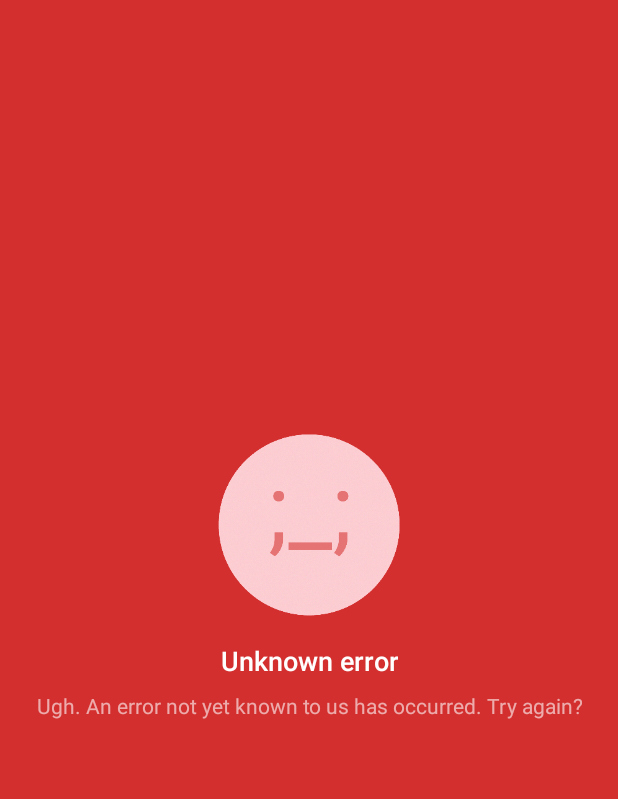
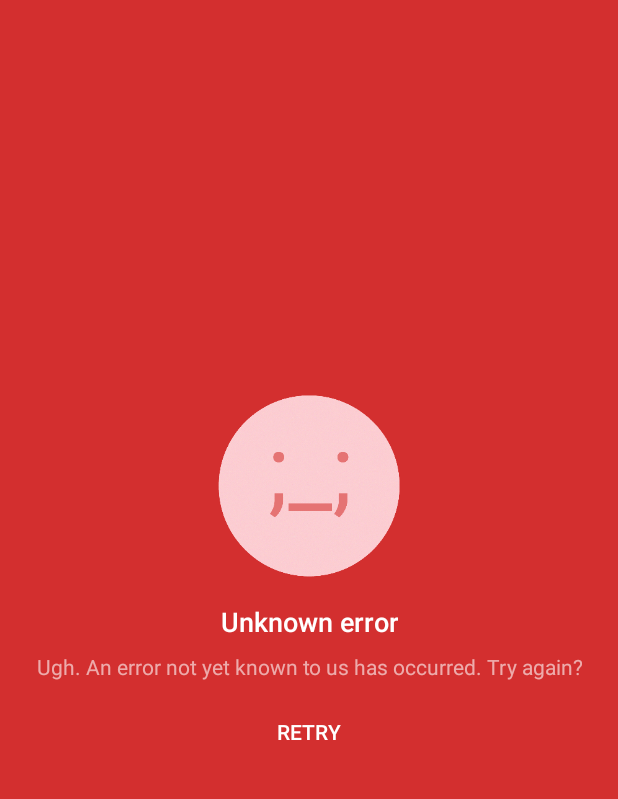
Before and after one commit to xiprox/Dinner-Menu, an Android app: the screen it shows after launch (MainActivity), on a phone screen of 412 x 824 dp, the part 84-883 px from its top. Run offline under Robolectric (Android 15) with nearby library versions, the phone set to English and light mode, and no system bars; 1 statement that could not run was skipped.

Commit message:
Add retry button

```diff
--- a/app/src/main/java/tr/xip/dinnermenu/ui/activity/MainActivity.kt
+++ b/app/src/main/java/tr/xip/dinnermenu/ui/activity/MainActivity.kt
@@ -53,6 +53,9 @@ class MainActivity : AppCompatActivity(), Callback<Menu> {
         date.setOnLongClickListener {
             goToToday()
             true
+        }
+        retry.setOnClickListener {
+            fetchMenu()
         }
         pager.addOnPageChangeListener(object : OnPageChangeListenerAdapter() {
             override fun onPageSelected(position: Int) = notifyPageSelected(position)
--- a/app/src/main/res/layout/activity_main.xml
+++ b/app/src/main/res/layout/activity_main.xml
@@ -112,6 +112,19 @@
                     android:gravity="center_horizontal"
                     android:textColor="@android:color/white"
                     tools:text="@string/error_no_data_subtitle" />
+
+                <TextView
+                    android:id="@+id/retry"
+                    android:layout_width="wrap_content"
+                    android:layout_height="wrap_content"
+                    android:layout_gravity="center_horizontal"
+                    android:layout_marginTop="16dp"
+                    android:background="@drawable/selector_light_rounded"
+                    android:fontFamily="sans-serif-medium"
+                    android:padding="8dp"
+                    android:text="@string/action_retry"
+                    android:textAllCaps="true"
+                    android:textColor="@android:color/white" />
             </LinearLayout>
         </FrameLayout>
     </ViewFlipper>
--- a/app/src/main/res/values/strings.xml
+++ b/app/src/main/res/values/strings.xml
@@ -4,6 +4,7 @@
     <string name="action_about">About</string>
     <string name="action_ok">OK</string>
     <string name="action_cancel">Cancel</string>
+    <string name="action_retry">Retry</string>
 
     <string name="title_contact_developer">Contact developer</string>
     <string name="title_open_source_licenses">Open source licenses</string>
```
Also changed, not shown: 1 other file.
